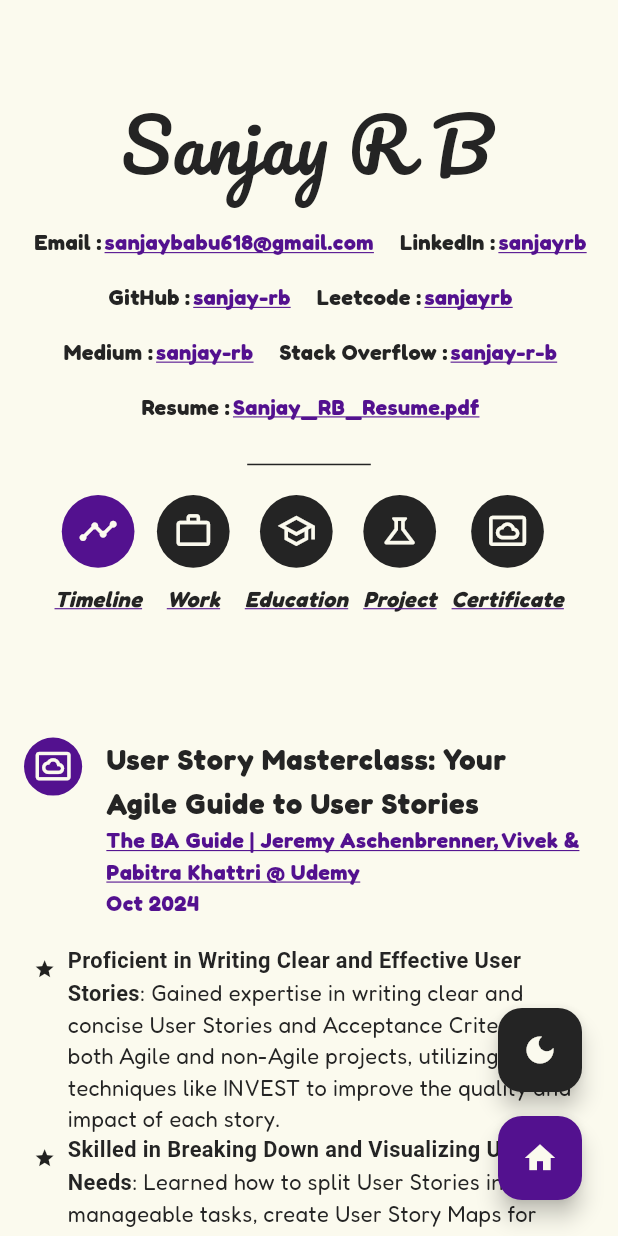
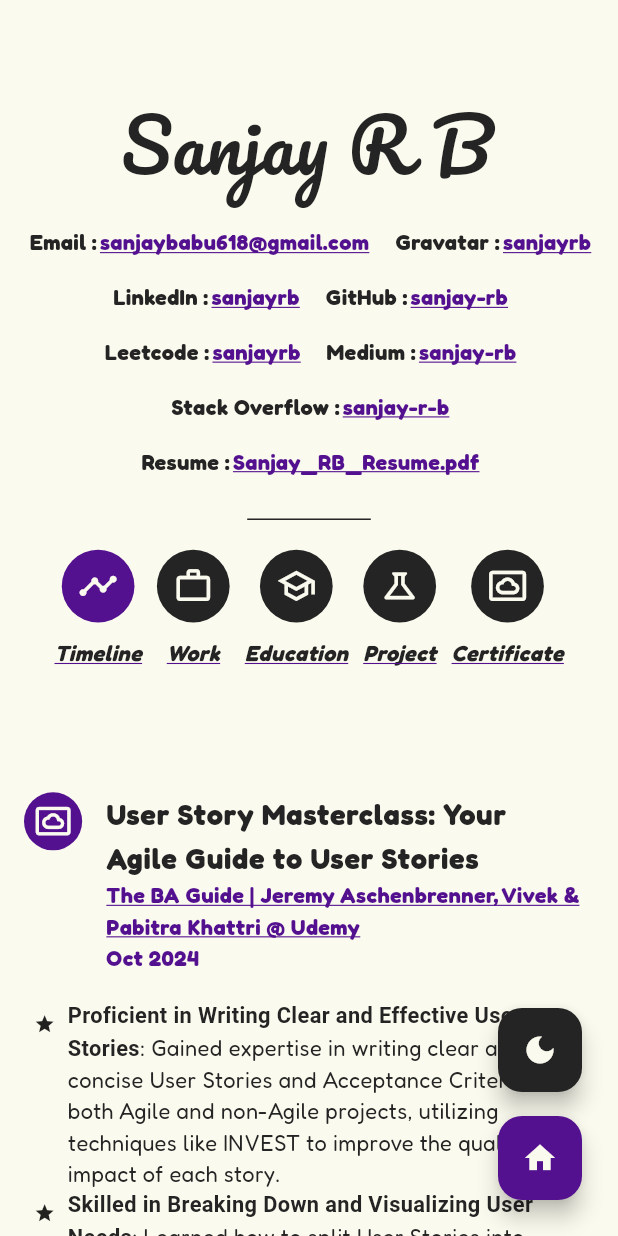
Before and after one commit to sanjay-rb/sanjay-rb.github.io, a Flutter app: the screen it shows after launch, on a phone screen of 412 x 824 dp. Run offline on Flutter 3.47's test engine with Material 3 defaults, Android fonts, the phone set to English and light mode, and no system bars; drawn by our look-alikes of flutter_animate, flutter_markdown; our stand-ins replace get, google_fonts, url_strategy.

Commit message:
Add Gravatar link to profile constants

```diff
--- a/lib/app/constants/profile_constant.dart
+++ b/lib/app/constants/profile_constant.dart
@@ -6,6 +6,11 @@ class ProfileConstant {
       keyword: "Email : ",
       value: "sanjaybabu618@gmail.com",
       link: "mailto:sanjaybabu618@gmail.com",
+    ),
+    ProfileModel(
+      keyword: "Gravatar : ",
+      value: "sanjayrb",
+      link: "https://gravatar.com/sanjayrb",
     ),
     ProfileModel(
       keyword: "LinkedIn : ",
```
